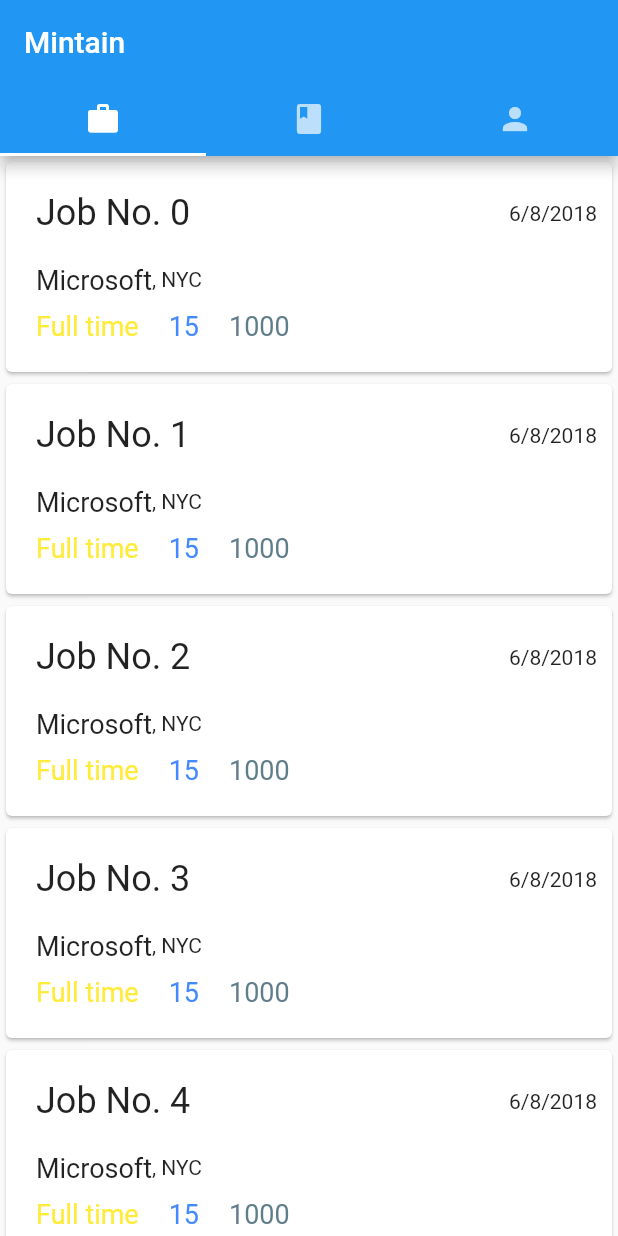
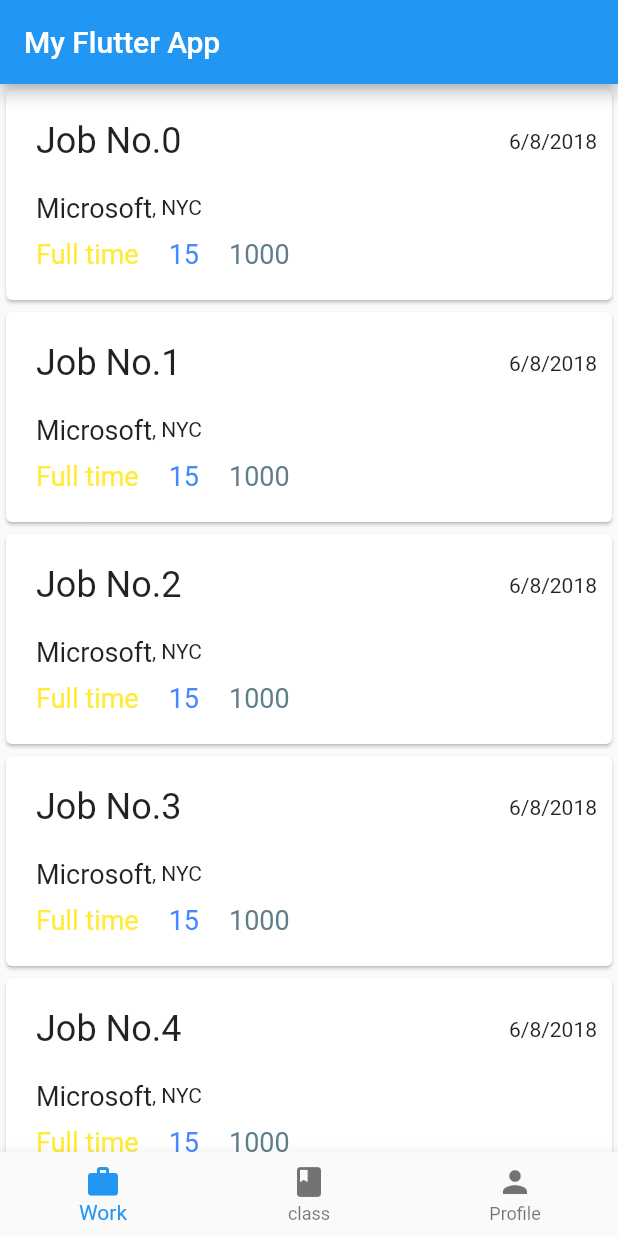
Before and after one commit to Azzazy/Mintain, a Flutter app: the screen it shows after launch, on a phone screen of 412 x 824 dp. Run offline on Flutter 3.47's test engine with Material 2 defaults, Android fonts, the phone set to English and light mode, and no system bars.

Commit message:
Bottom navigation working

```diff
--- a/maintain/lib/main.dart
+++ b/maintain/lib/main.dart
@@ -1,78 +1,100 @@
 import 'package:flutter/material.dart';
 
-void main() {
-  runApp(MainScreen(
-    jobs: List<Job>.generate(
-      50,
-      (i) => Job("Job No. $i"),
-    ),
-    sessions: List<Session>.generate(
-      50,
-      (i) => Session("Session No. $i"),
-    ),
-  ));
+void main() => runApp(App());
+
+class App extends StatelessWidget {
+  @override
+  Widget build(BuildContext context) {
+    return MaterialApp(
+      title: 'My Flutter App',
+      home: Home(),
+    );
+  }
 }
 
-class MainScreen extends StatelessWidget {
-  final List<Job> jobs;
-  final List<Session> sessions;
+class Home extends StatefulWidget {
+  @override
+  State<StatefulWidget> createState() {
+    return _HomeState();
+  }
+}
 
-  MainScreen({Key key, this.jobs, this.sessions}) : super(key: key);
+class _HomeState extends State<Home> {
+  int _currentIndex = 0;
+
+  List<Widget> _children = [WorkScreen(jobs:List<Job>.generate(50,(i)=>Job("Job No.$i"))),SessionsScreen(sessions:List<Session>.generate(50,(i)=>Session("Session No.$i"))),ProfileScreen()];
 
   @override
   Widget build(BuildContext context) {
-    return MaterialApp(
-      home: DefaultTabController(
-        length: 3,
-        child: Scaffold(
+    return Scaffold(
       appBar: AppBar(
-            bottom: TabBar(
-              tabs: [
-                Tab(icon: Icon(Icons.work)),
-                Tab(icon: Icon(Icons.class_)),
-                Tab(icon: Icon(Icons.person)),
+        title: Text('My Flutter App'),
+      ),
+      body: _children[_currentIndex], // new
+      bottomNavigationBar: BottomNavigationBar(
+        onTap: (int index) {
+          setState(() {
+            _currentIndex = index;
+          });
+        }, // new
+        currentIndex: _currentIndex, // new
+        items: [
+          new BottomNavigationBarItem(
+            icon: Icon(Icons.work),
+            title: Text('Work'),
+          ),
+          new BottomNavigationBarItem(
+            icon: Icon(Icons.class_),
+            title: Text('class'),
+          ),
+          new BottomNavigationBarItem(icon: Icon(Icons.person), title: Text('Profile'))
         ],
       ),
-            title: Text('Mintain'),
-          ),
-          body: TabBarView(
-            children: [
-              ListView.builder(
+    );
+  }
+}
+
+class WorkScreen extends StatelessWidget {
+  final List<Job> jobs;
+
+  WorkScreen({Key key, this.jobs}) : super(key: key);
+
+  @override
+  Widget build(BuildContext context) {
+    return ListView.builder(
         itemCount: jobs.length,
         itemBuilder: (context, index) {
           final job = jobs[index];
           return WorkItem(
             job: job,
           );
-                  }),
-              ListView.builder(
+        });
+  }
+}
+
+class SessionsScreen extends StatelessWidget {
+  final List<Session> sessions;
+
+  SessionsScreen({Key key, this.sessions}) : super(key: key);
+
+  @override
+  Widget build(BuildContext context) {
+    return ListView.builder(
         itemCount: sessions.length,
         itemBuilder: (context, index) {
           final session = sessions[index];
-                    return ListTile(
-                        onTap: () {
-                          Navigator.push(
-                            context,
-                            MaterialPageRoute(builder: (context) => SessionInfo(session: session)),
+          return SessionItem(
+            session: session,
           );
-                        },
-                        title: Text(
-                          session.title,
-                          style: Theme.of(context).textTheme.headline,
-                        ),
-                        subtitle: ListTile(
-                          title: Text(
-                            session.instructor.name,
-                            style: Theme.of(context).textTheme.subhead,
-                          ),
-                          subtitle: Text(session.details),
-                        ));
-                  }),
-              Icon(Icons.person),
-            ],
-          ),
-        ),
-      ),
+        });
+  }
+}
+
+class ProfileScreen extends StatelessWidget {
+  @override
+  Widget build(BuildContext context) {
+    return Center(
+      child: Text('Profile Working'),
     );
   }
 }
@@ -229,3 +251,56 @@ class WorkItem extends StatelessWidget {
         ));
   }
 }
+
+
+class SessionItem extends StatelessWidget {
+  final Session session;
+
+  SessionItem({Key key, this.session}) : super(key: key);
+
+  @override
+  Widget build(BuildContext context) {
+    return GestureDetector(
+        onTap: () {
+          Navigator.push(context, MaterialPageRoute(builder: (context) => SessionInfo(session: session)));
+        },
+        child: Card(
+          child: Padding(
+              padding: EdgeInsets.all(10.0),
+              child: Column(
+                children: <Widget>[
+                  Row(mainAxisAlignment: MainAxisAlignment.spaceBetween, children: <Widget>[
+                    Padding(
+                        padding: new EdgeInsets.all(10.0),
+                        child: Text(
+                          session.title,
+                          style: TextStyle(fontSize: 24.0),
+                        )),
+                  ]),
+                  Row(
+                    mainAxisAlignment: MainAxisAlignment.start,
+                    children: <Widget>[
+                      new Padding(
+                        padding: new EdgeInsets.only(top: 10.0, bottom: 10.0, left: 10.0),
+                        child: Text(
+                          session.instructor.name,
+                          style: TextStyle(fontSize: 18.0),
+                        ),
+                      ),
+                    ],
+                  ),
+                  Row(
+                    children: <Widget>[
+                      Padding(
+                          padding: EdgeInsets.only(left: 10.0, bottom: 10.0, right: 10.0),
+                          child: Text(
+                            'Place holder', //job.type,
+                            style: TextStyle(fontSize: 18.0, color: Colors.yellow),
+                          )),
+                    ],
+                  )
+                ],
+              )),
+        ));
+  }
+}
```
Lines whose indentation alone changed are shown as unchanged.
